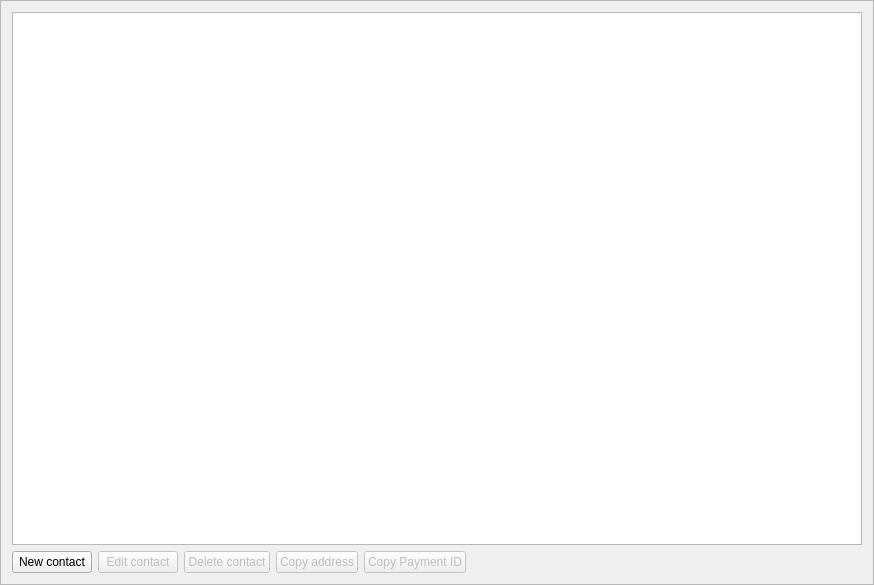
Above: src/gui/ui/addressbookframe.ui from ConcealNetwork/conceal-desktop before the change. Below: the same form after it.
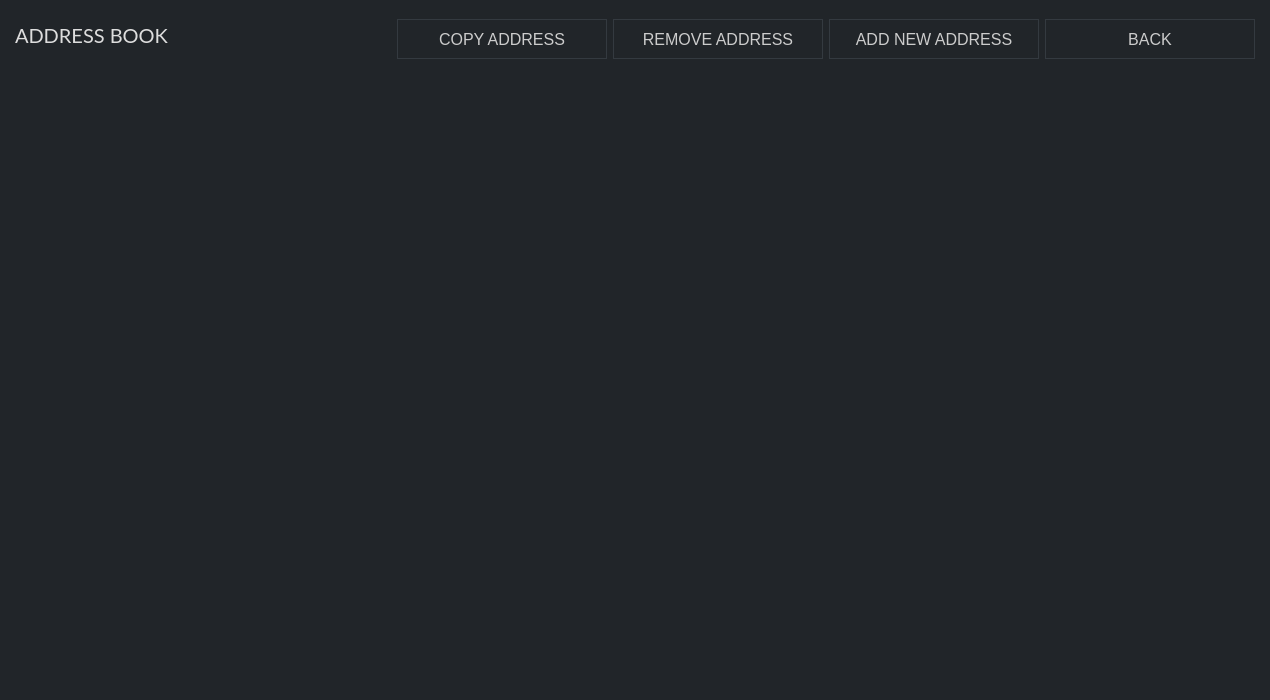
That is the form after the change. Icons and pictures are not drawn.

```diff
--- a/src/gui/ui/addressbookframe.ui
+++ b/src/gui/ui/addressbookframe.ui
@@ -6,171 +6,288 @@
    <rect>
     <x>0</x>
     <y>0</y>
-    <width>874</width>
-    <height>585</height>
+    <width>1270</width>
+    <height>700</height>
    </rect>
   </property>
+  <property name="sizePolicy">
+   <sizepolicy hsizetype="Preferred" vsizetype="Preferred">
+    <horstretch>0</horstretch>
+    <verstretch>0</verstretch>
+   </sizepolicy>
+  </property>
+  <property name="minimumSize">
+   <size>
+    <width>1270</width>
+    <height>700</height>
+   </size>
+  </property>
+  <property name="maximumSize">
+   <size>
+    <width>16777215</width>
+    <height>16777215</height>
+   </size>
+  </property>
+  <property name="font">
+   <font>
+    <family>Lato</family>
+    <pointsize>9</pointsize>
+   </font>
+  </property>
   <property name="windowTitle">
-   <string>Frame</string>
+   <string>Address Book</string>
+  </property>
+  <property name="styleSheet">
+   <string notr="true">color: #ddd;
+border: 0px;
+background-color: #212529;</string>
   </property>
   <property name="frameShape">
-   <enum>QFrame::StyledPanel</enum>
+   <enum>QFrame::NoFrame</enum>
   </property>
   <property name="frameShadow">
-   <enum>QFrame::Raised</enum>
+   <enum>QFrame::Plain</enum>
   </property>
   <layout class="QVBoxLayout" name="verticalLayout">
+   <property name="leftMargin">
+    <number>15</number>
+   </property>
+   <property name="topMargin">
+    <number>5</number>
+   </property>
+   <property name="rightMargin">
+    <number>15</number>
+   </property>
+   <property name="bottomMargin">
+    <number>15</number>
+   </property>
+   <item>
+    <layout class="QHBoxLayout" name="horizontalLayout_2">
+     <property name="topMargin">
+      <number>10</number>
+     </property>
+     <property name="bottomMargin">
+      <number>10</number>
+     </property>
+     <item>
+      <widget class="QLabel" name="label">
+       <property name="font">
+        <font>
+         <family>Lato</family>
+         <pointsize>-1</pointsize>
+        </font>
+       </property>
+       <property name="styleSheet">
+        <string notr="true">color: #ddd; 
+font-size: 20px;
+font-family: Lato;</string>
+       </property>
+       <property name="text">
+        <string>ADDRESS BOOK</string>
+       </property>
+      </widget>
+     </item>
+     <item>
+      <widget class="QPushButton" name="m_copyAddressButton">
+       <property name="enabled">
+        <bool>false</bool>
+       </property>
+       <property name="minimumSize">
+        <size>
+         <width>210</width>
+         <height>40</height>
+        </size>
+       </property>
+       <property name="maximumSize">
+        <size>
+         <width>171</width>
+         <height>31</height>
+        </size>
+       </property>
+       <property name="font">
+        <font>
+         <pointsize>-1</pointsize>
+        </font>
+       </property>
+       <property name="styleSheet">
+        <string notr="true">QPushButton#m_copyAddressButton {color: #ccc; border: 1px solid #343a40; font-size: 16px; background-color: #212529;}
+
+QPushButton#m_copyAddressButton:hover {color: #ddd; border: 2px solid #444; font-size: 16px; background-color: #212529;}</string>
+       </property>
+       <property name="text">
+        <string>COPY ADDRESS</string>
+       </property>
+      </widget>
+     </item>
+     <item>
+      <widget class="QPushButton" name="m_deleteAddressButton">
+       <property name="enabled">
+        <bool>false</bool>
+       </property>
+       <property name="minimumSize">
+        <size>
+         <width>210</width>
+         <height>40</height>
+        </size>
+       </property>
+       <property name="maximumSize">
+        <size>
+         <width>171</width>
+         <height>31</height>
+        </size>
+       </property>
+       <property name="font">
+        <font>
+         <pointsize>-1</pointsize>
+        </font>
+       </property>
+       <property name="styleSheet">
+        <string notr="true">QPushButton#m_deleteAddressButton {color: #ccc; border: 1px solid #343a40; font-size: 16px; background-color: #212529;}
+
+QPushButton#m_deleteAddressButton:hover {color: #ddd; border: 2px solid #444; font-size: 16px; background-color: #212529;}</string>
+       </property>
+       <property name="text">
+        <string>REMOVE ADDRESS</string>
+       </property>
+      </widget>
+     </item>
+     <item>
+      <widget class="QPushButton" name="m_addAddressButton">
+       <property name="minimumSize">
+        <size>
+         <width>210</width>
+         <height>40</height>
+        </size>
+       </property>
+       <property name="maximumSize">
+        <size>
+         <width>171</width>
+         <height>31</height>
+        </size>
+       </property>
+       <property name="font">
+        <font>
+         <pointsize>-1</pointsize>
+        </font>
+       </property>
+       <property name="styleSheet">
+        <string notr="true">QPushButton#m_addAddressButton {color: #ccc; border: 1px solid #343a40; font-size: 16px; background-color: #212529;}
+
+QPushButton#m_addAddressButton:hover {color: #ddd; border: 2px solid #444; font-size: 16px; background-color: #212529;}</string>
+       </property>
+       <property name="text">
+        <string>ADD NEW ADDRESS</string>
+       </property>
+      </widget>
+     </item>
+     <item>
+      <widget class="QPushButton" name="m_backButton">
+       <property name="minimumSize">
+        <size>
+         <width>210</width>
+         <height>40</height>
+        </size>
+       </property>
+       <property name="maximumSize">
+        <size>
+         <width>171</width>
+         <height>31</height>
+        </size>
+       </property>
+       <property name="font">
+        <font>
+         <pointsize>-1</pointsize>
+        </font>
+       </property>
+       <property name="styleSheet">
+        <string notr="true">QPushButton#m_backButton {color: #ccc; border: 1px solid #343a40; font-size: 16px; background-color: #212529;}
+
+QPushButton#m_backButton:hover {color: #ddd; border: 2px solid #444; font-size: 16px; background-color: #212529;}</string>
+       </property>
+       <property name="text">
+        <string>BACK</string>
+       </property>
+      </widget>
+     </item>
+    </layout>
+   </item>
    <item>
     <widget class="QTreeView" name="m_addressBookView">
+     <property name="minimumSize">
+      <size>
+       <width>1270</width>
+       <height>550</height>
+      </size>
+     </property>
+     <property name="font">
+      <font>
+       <family>Lato</family>
+       <pointsize>10</pointsize>
+      </font>
+     </property>
      <property name="styleSheet">
       <string notr="true">QHeaderView::section {
-	color: white;
-	font-weight: bold;
-	background-color: #282d31;
-	font-family: 'Raleway';
-    border-top: none;
-	font-size: 14px;
- 	border-bottom: 1px solid #444;
-   	height: 37px;
-}
+background-color: #212529; 
+   color: #ddd;
+font-family: Lato;
+    font-size: 12px;
+    border: 0px solid white;
+border-bottom: 1px solid orange;
+   height: 30px;
 
-QTreeView {
-	font-family: 'Raleway';
-border: none;
-    color: #ccc;
-font-size: 13px;
-    height: 37px;
-background-color: #282d31;
 }
 
-QTreeView::item {
-	font-family: 'Raleway';
-    color: #ccc;
-	font-size: 13px;
-    height: 37px;
+QTreeView::item
+{
+    font: 10px;
+    color: #ddd;
+    height: 30px;
 }
 
 QTreeView::branch:selected {
   background-color: orange;
-font-size: 13px;
   color: black;
 }
 
 QWidget:item:selected {
-	font-family: 'Raleway';
-background-color: #555;
-font-size: 13px;
-  color: #ccc;
+  background-color: #212529;
+  color: #ddd;
 }
 
-border: none;
-font-size: 13px;
-font-family: 'Raleway';
-color: #ccc;
 </string>
      </property>
-     <property name="sizeAdjustPolicy">
-      <enum>QAbstractScrollArea::AdjustToContents</enum>
+     <property name="frameShape">
+      <enum>QFrame::NoFrame</enum>
      </property>
-     <property name="alternatingRowColors">
-      <bool>true</bool>
+     <property name="frameShadow">
+      <enum>QFrame::Plain</enum>
+     </property>
+     <property name="lineWidth">
+      <number>0</number>
+     </property>
+     <property name="indentation">
+      <number>5</number>
      </property>
      <property name="sortingEnabled">
       <bool>false</bool>
      </property>
-     <attribute name="headerDefaultSectionSize">
-      <number>150</number>
-     </attribute>
-     <attribute name="headerStretchLastSection">
+     <attribute name="headerShowSortIndicator" stdset="0">
       <bool>false</bool>
      </attribute>
     </widget>
    </item>
    <item>
-    <layout class="QHBoxLayout" name="horizontalLayout">
-     <item>
-      <widget class="QPushButton" name="m_addAddressButton">
-       <property name="text">
-        <string>New contact</string>
-       </property>
-       <property name="icon">
-        <iconset>
-         <normaloff>:/icons/add_recepient</normaloff>:/icons/add_recepient</iconset>
-       </property>
-      </widget>
-     </item>
-     <item>
-      <widget class="QPushButton" name="m_editAddressButton">
-       <property name="enabled">
-        <bool>false</bool>
-       </property>
-       <property name="text">
-        <string>Edit contact</string>
-       </property>
-       <property name="icon">
-        <iconset>
-         <normaloff>:/icons/edit</normaloff>:/icons/edit</iconset>
-       </property>
-      </widget>
-     </item>
-     <item>
-      <widget class="QPushButton" name="m_deleteAddressButton">
-       <property name="enabled">
-        <bool>false</bool>
-       </property>
-       <property name="text">
-        <string>Delete contact</string>
-       </property>
-       <property name="icon">
-        <iconset resource="../../resources.qrc">
-         <normaloff>:/icons/remove</normaloff>:/icons/remove</iconset>
-       </property>
-      </widget>
-     </item>
-     <item>
-      <widget class="QPushButton" name="m_copyAddressButton">
-       <property name="enabled">
-        <bool>false</bool>
-       </property>
-       <property name="text">
-        <string>Copy address</string>
-       </property>
-       <property name="icon">
-        <iconset>
-         <normaloff>:/icons/copy_white</normaloff>
-         <selectedoff>:/icons/copy_white</selectedoff>:/icons/copy_white</iconset>
-       </property>
-      </widget>
-     </item>
-     <item>
-      <widget class="QPushButton" name="m_copyPaymentIdButton">
-       <property name="enabled">
-        <bool>false</bool>
-       </property>
-       <property name="text">
-        <string>Copy Payment ID</string>
-       </property>
-       <property name="icon">
-        <iconset>
-         <normaloff>:/icons/copy_white</normaloff>
-         <selectedoff>:/icons/copy_white</selectedoff>:/icons/copy_white</iconset>
-       </property>
-      </widget>
-     </item>
-     <item>
-      <spacer name="horizontalSpacer">
-       <property name="orientation">
-        <enum>Qt::Horizontal</enum>
-       </property>
-       <property name="sizeHint" stdset="0">
-        <size>
-         <width>40</width>
-         <height>20</height>
-        </size>
-       </property>
-      </spacer>
-     </item>
-    </layout>
+    <spacer name="verticalSpacer">
+     <property name="orientation">
+      <enum>Qt::Vertical</enum>
+     </property>
+     <property name="sizeHint" stdset="0">
+      <size>
+       <width>20</width>
+       <height>40</height>
+      </size>
+     </property>
+    </spacer>
    </item>
   </layout>
  </widget>
```
Left out of the diff: 53 changed lines with no effect on the pictures.
